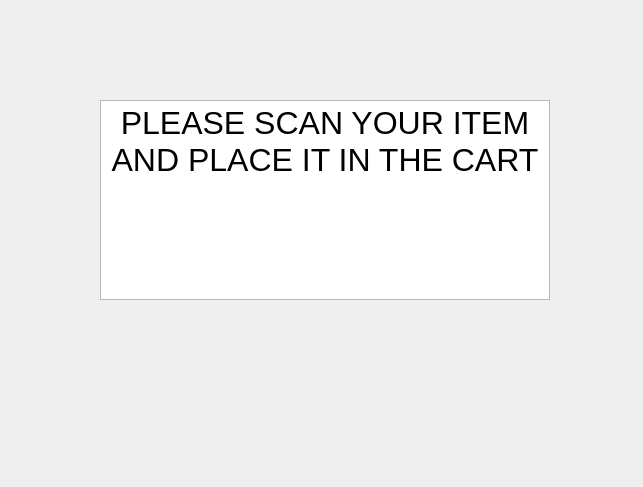
Above: pyqt_gui/cart_interface_scan.ui from PfeifferH/cheqout before the change. Below: the same form after it.
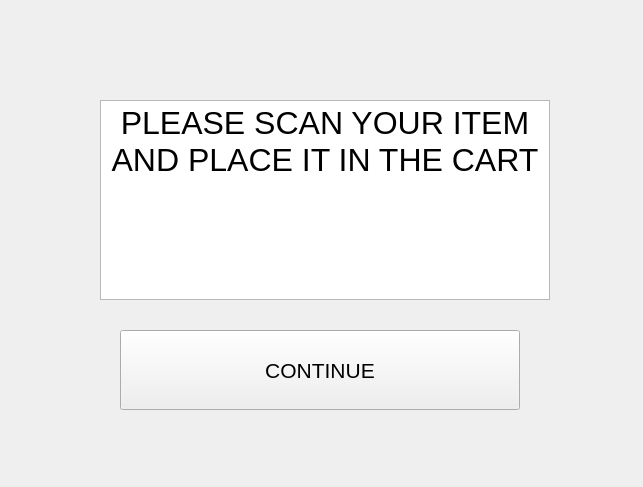
That is the form after the change.

Diff of the .ui file:
```diff
--- a/pyqt_gui/cart_interface_scan.ui
+++ b/pyqt_gui/cart_interface_scan.ui
@@ -33,6 +33,27 @@
 &lt;p align=&quot;center&quot; style=&quot; margin-top:0px; margin-bottom:0px; margin-left:0px; margin-right:0px; -qt-block-indent:0; text-indent:0px;&quot;&gt;&lt;span style=&quot; font-size:24pt;&quot;&gt;PLEASE SCAN YOUR ITEM AND PLACE IT IN THE CART&lt;/span&gt;&lt;/p&gt;&lt;/body&gt;&lt;/html&gt;</string>
    </property>
   </widget>
+  <widget class="QPushButton" name="pushButton_2">
+   <property name="geometry">
+    <rect>
+     <x>120</x>
+     <y>330</y>
+     <width>400</width>
+     <height>80</height>
+    </rect>
+   </property>
+   <property name="font">
+    <font>
+     <pointsize>16</pointsize>
+    </font>
+   </property>
+   <property name="text">
+    <string>CONTINUE</string>
+   </property>
+   <property name="autoDefault">
+    <bool>false</bool>
+   </property>
+  </widget>
  </widget>
  <resources/>
  <connections/>
```
